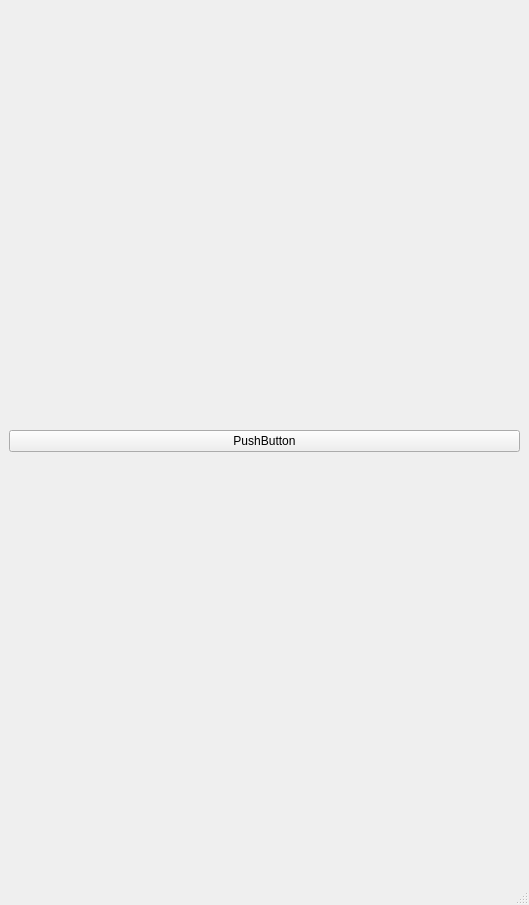
Above: gpt_api/ui/chat_gpt_main.ui from kiryha/gpt_api before the change. Below: the same form after it.
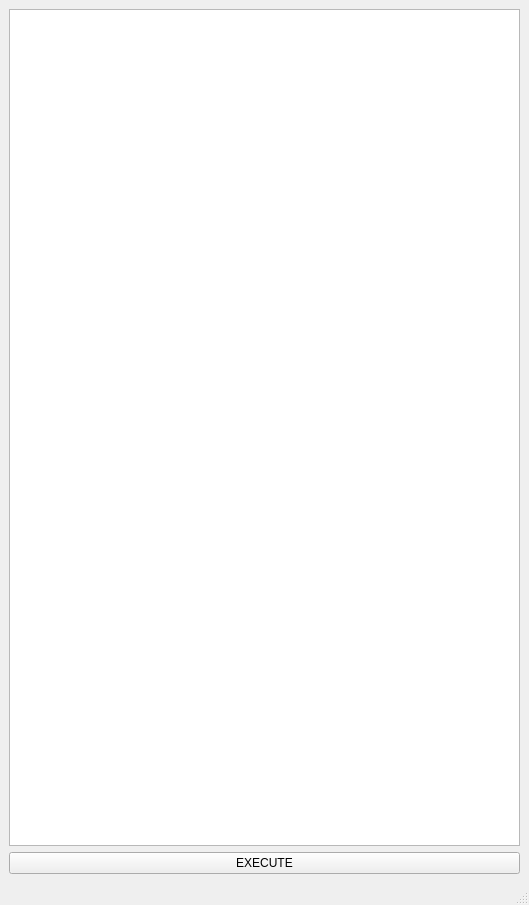
That is the form after the change.

Commit message: switch UI to table model

Diff of the .ui file:
```diff
--- a/gpt_api/ui/chat_gpt_main.ui
+++ b/gpt_api/ui/chat_gpt_main.ui
@@ -16,12 +16,12 @@
   <widget class="QWidget" name="centralwidget">
    <layout class="QVBoxLayout" name="verticalLayout">
     <item>
-     <layout class="QVBoxLayout" name="layout"/>
+     <widget class="QTableView" name="tab_chat"/>
     </item>
     <item>
      <widget class="QPushButton" name="btn_test">
       <property name="text">
-       <string>PushButton</string>
+       <string>EXECUTE</string>
       </property>
      </widget>
     </item>
```
The commit also changes 2 other files.
